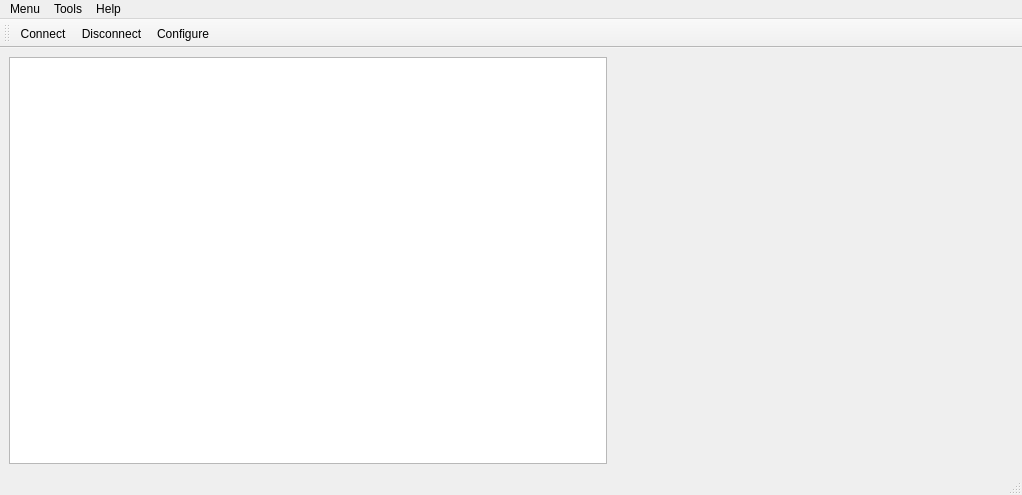
First picture: the form in source Qt/RocketGroundStation/mainwindow.ui, repository axpaul/RocketGroundStation, before the edit.
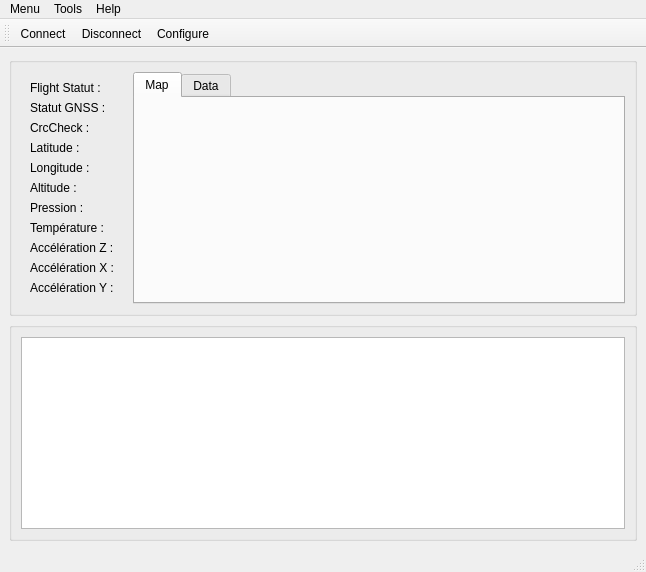
Second picture: the form after the edit. The open tabs and pages were chosen to show the change. Icons and pictures are not drawn. Custom widgets are drawn as their Qt base class.

Commit message: Add a Statut widget

What changed in the file:
```diff
--- a/source Qt/RocketGroundStation/mainwindow.ui
+++ b/source Qt/RocketGroundStation/mainwindow.ui
@@ -6,8 +6,8 @@
    <rect>
     <x>0</x>
     <y>0</y>
-    <width>1022</width>
-    <height>495</height>
+    <width>646</width>
+    <height>470</height>
    </rect>
   </property>
   <property name="windowTitle">
@@ -18,34 +18,207 @@
     <normaloff>:/iconeWindows/icone/antenne-satellite.png</normaloff>:/iconeWindows/icone/antenne-satellite.png</iconset>
   </property>
   <widget class="QWidget" name="centralwidget">
-   <layout class="QHBoxLayout" name="horizontalLayout_3">
+   <layout class="QVBoxLayout" name="verticalLayout_2">
     <item>
-     <widget class="QPlainTextEdit" name="console">
-      <property name="minimumSize">
-       <size>
-        <width>400</width>
-        <height>400</height>
-       </size>
+     <widget class="QGroupBox" name="groupBox_2">
+      <property name="title">
+       <string/>
       </property>
-      <property name="cursor" stdset="0">
-       <cursorShape>ArrowCursor</cursorShape>
-      </property>
-      <property name="readOnly">
-       <bool>true</bool>
-      </property>
+      <layout class="QHBoxLayout" name="horizontalLayout_3">
+       <item>
+        <widget class="QWidget" name="telemetryPanel" native="true">
+         <property name="sizePolicy">
+          <sizepolicy hsizetype="Preferred" vsizetype="Preferred">
+           <horstretch>0</horstretch>
+           <verstretch>0</verstretch>
+          </sizepolicy>
+         </property>
+         <layout class="QVBoxLayout" name="verticalLayout_4">
+          <item>
+           <widget class="QLabel" name="flightStatusLabel">
+            <property name="text">
+             <string>Flight Statut : </string>
+            </property>
+           </widget>
+          </item>
+          <item>
+           <widget class="QLabel" name="gnssStatusLabel">
+            <property name="text">
+             <string>Statut GNSS : </string>
+            </property>
+           </widget>
+          </item>
+          <item>
+           <widget class="QLabel" name="crcCheckLabel">
+            <property name="text">
+             <string>CrcCheck :</string>
+            </property>
+           </widget>
+          </item>
+          <item>
+           <widget class="QLabel" name="latitudeLabel">
+            <property name="text">
+             <string>Latitude : </string>
+            </property>
+           </widget>
+          </item>
+          <item>
+           <widget class="QLabel" name="longitudeLabel">
+            <property name="text">
+             <string>Longitude : </string>
+            </property>
+           </widget>
+          </item>
+          <item>
+           <widget class="QLabel" name="altitudeLabel">
+            <property name="text">
+             <string>Altitude : </string>
+            </property>
+           </widget>
+          </item>
+          <item>
+           <widget class="QLabel" name="pressureLabel">
+            <property name="text">
+             <string>Pression : </string>
+            </property>
+           </widget>
+          </item>
+          <item>
+           <widget class="QLabel" name="temperatureLabel">
+            <property name="text">
+             <string>Température : </string>
+            </property>
+           </widget>
+          </item>
+          <item>
+           <widget class="QLabel" name="accZLabel">
+            <property name="text">
+             <string>Accélération Z : </string>
+            </property>
+           </widget>
+          </item>
+          <item>
+           <widget class="QLabel" name="accXLabel">
+            <property name="text">
+             <string>Accélération X : </string>
+            </property>
+           </widget>
+          </item>
+          <item>
+           <widget class="QLabel" name="accYLabel">
+            <property name="text">
+             <string>Accélération Y : </string>
+            </property>
+           </widget>
+          </item>
+          <item>
+           <spacer name="verticalSpacer">
+            <property name="orientation">
+             <enum>Qt::Vertical</enum>
+            </property>
+            <property name="sizeHint" stdset="0">
+             <size>
+              <width>0</width>
+              <height>0</height>
+             </size>
+            </property>
+           </spacer>
+          </item>
+         </layout>
+        </widget>
+       </item>
+       <item>
+        <widget class="QTabWidget" name="tabWidget">
+         <property name="sizePolicy">
+          <sizepolicy hsizetype="MinimumExpanding" vsizetype="Preferred">
+           <horstretch>0</horstretch>
+           <verstretch>0</verstretch>
+          </sizepolicy>
+         </property>
+         <property name="currentIndex">
+          <number>1</number>
+         </property>
+         <widget class="QWidget" name="tab_map">
+          <attribute name="title">
+           <string>Map</string>
+          </attribute>
+          <layout class="QHBoxLayout" name="horizontalLayout">
+           <item>
+            <widget class="MapZone" name="mapzone" native="true">
+             <property name="enabled">
+              <bool>true</bool>
+             </property>
+             <property name="sizePolicy">
+              <sizepolicy hsizetype="Expanding" vsizetype="Expanding">
+               <horstretch>0</horstretch>
+               <verstretch>0</verstretch>
+              </sizepolicy>
+             </property>
+             <property name="minimumSize">
+              <size>
+               <width>0</width>
+               <height>0</height>
+              </size>
+             </property>
+            </widget>
+           </item>
+          </layout>
+         </widget>
+         <widget class="QWidget" name="tab_data">
+          <attribute name="title">
+           <string>Data</string>
+          </attribute>
+          <layout class="QVBoxLayout" name="verticalLayout_3"/>
+         </widget>
+        </widget>
+       </item>
+      </layout>
      </widget>
     </item>
     <item>
-     <layout class="QHBoxLayout" name="horizontalLayout"/>
-    </item>
-    <item>
-     <widget class="MapZone" name="mapzone" native="true">
-      <property name="minimumSize">
-       <size>
-        <width>400</width>
-        <height>400</height>
-       </size>
+     <widget class="QGroupBox" name="groupBox">
+      <property name="sizePolicy">
+       <sizepolicy hsizetype="Preferred" vsizetype="Fixed">
+        <horstretch>0</horstretch>
+        <verstretch>0</verstretch>
+       </sizepolicy>
       </property>
+      <property name="title">
+       <string/>
+      </property>
+      <layout class="QHBoxLayout" name="horizontalLayout_2">
+       <item>
+        <widget class="QPlainTextEdit" name="console">
+         <property name="sizePolicy">
+          <sizepolicy hsizetype="MinimumExpanding" vsizetype="MinimumExpanding">
+           <horstretch>0</horstretch>
+           <verstretch>200</verstretch>
+          </sizepolicy>
+         </property>
+         <property name="minimumSize">
+          <size>
+           <width>0</width>
+           <height>0</height>
+          </size>
+         </property>
+         <property name="cursor" stdset="0">
+          <cursorShape>ArrowCursor</cursorShape>
+         </property>
+         <property name="tabChangesFocus">
+          <bool>false</bool>
+         </property>
+         <property name="documentTitle">
+          <string/>
+         </property>
+         <property name="readOnly">
+          <bool>true</bool>
+         </property>
+         <property name="plainText">
+          <string notr="true"/>
+         </property>
+        </widget>
+       </item>
+      </layout>
      </widget>
     </item>
    </layout>
@@ -55,8 +228,8 @@
     <rect>
      <x>0</x>
      <y>0</y>
-     <width>1022</width>
-     <height>22</height>
+     <width>646</width>
+     <height>18</height>
     </rect>
    </property>
    <widget class="QMenu" name="menuConnect">
```
Left out of the diff: 10 changed lines with no effect on the pictures. The commit also changes 7 other files.
